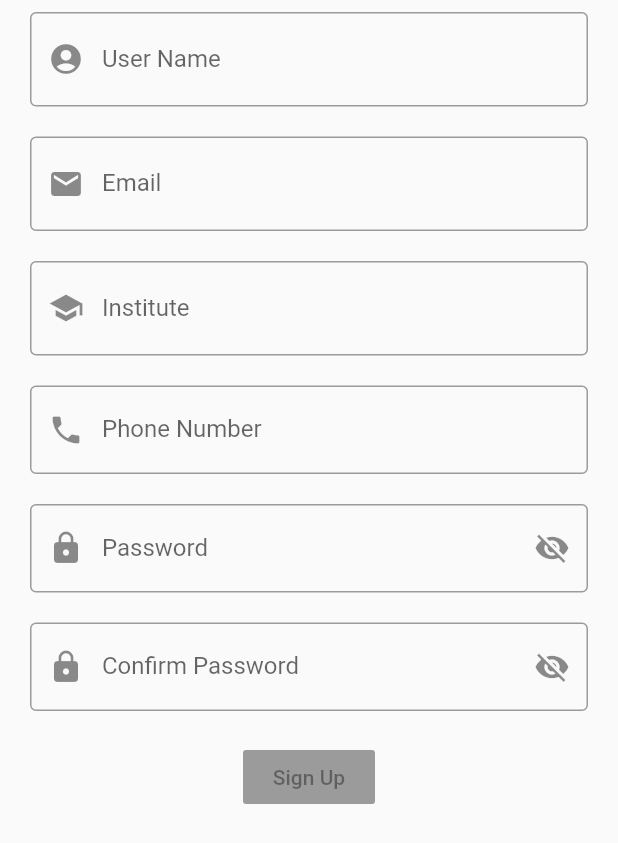
After one commit to ECellNitrr/teesco-app, a Flutter app: the UserRegistration screen opened directly, on a phone screen of 412 x 824 dp. The commit adds this screen. Shown: the top 843 px of the screen. Run offline on Flutter 3.47's test engine with Material 2 defaults, Android fonts, the phone set to English and light mode, and no system bars; our stand-ins replace bloc, data_connection_checker, equatable, flutter_bloc, get_it, image_picker and 2 more; accounts and stored records are empty.

Commit message:
registration screen UI (#31)
* Added UI registration

* -Added TEControllers -Added spelling fix -Removed extra widget -Added Code fix

* -Fixed Errors

* -Fixed import

* -Removed DraggableScrollableSheet
-Removed Additional Widgets
-Added SafeArea Widget

* -Fixed various errors

Co-authored-by: Naveen Sundar <naveennvrgup@gmail.com>

```diff
--- a/lib/main.dart
+++ b/lib/main.dart
@@ -3,7 +3,6 @@ import 'package:flutter_bloc/flutter_bloc.dart';
 import 'package:teesco/core/util/log_wrapper.dart';
 import 'package:teesco/screens/login/login.dart';
 import 'package:teesco/screens/login/login_repository.dart';
-
 import 'injection_container.dart';
 import 'screens/login/bloc/login_bloc.dart';
 
--- /dev/null
+++ b/lib/screens/user_registration/user_registration.dart
@@ -0,0 +1,77 @@
+import 'package:flutter/material.dart';
+import 'package:teesco/screens/login/widgets/password_field.dart';
+import 'package:teesco/screens/user_registration/widgets/email_input.dart';
+import 'package:teesco/screens/user_registration/widgets/institute_name_field.dart';
+import 'package:teesco/screens/user_registration/widgets/phone_number_field.dart';
+import 'package:teesco/screens/user_registration/widgets/confirm_password_field.dart';
+
+class UserRegistration extends StatelessWidget {
+  final TextEditingController userNameController = TextEditingController();
+  final TextEditingController emailController = TextEditingController();
+  final TextEditingController passwordController = TextEditingController();
+  final TextEditingController confirmPasswordController =
+      TextEditingController();
+  final TextEditingController phoneNumberController = TextEditingController();
+  final TextEditingController instituteNameController = TextEditingController();
+  @override
+  Widget build(BuildContext context) {
+    return Scaffold(
+        body: SafeArea(
+      child: Form(
+          child: SingleChildScrollView(
+        scrollDirection: Axis.vertical,
+        child: Padding(
+          padding: const EdgeInsets.symmetric(horizontal: 20.0),
+          child: Column(
+            children: <Widget>[
+              Padding(
+                padding: const EdgeInsets.only(top: 8.0),
+                child: TextFormField(
+                  controller: userNameController,
+                  keyboardType: TextInputType.text,
+                  decoration: InputDecoration(
+                    prefixIcon: Icon(Icons.account_circle),
+                    border: OutlineInputBorder(),
+                    hintText: "Your name is ...",
+                    labelText: "User Name",
+                    suffixText: '*',
+                    suffixStyle: TextStyle(color: Colors.red, fontSize: 20),
+                  ),
+                ),
+              ),
+              Padding(
+                padding: const EdgeInsets.only(top: 20.0),
+                child: EmailField(emailController),
+              ),
+              Padding(
+                padding: const EdgeInsets.only(top: 20.0),
+                child: InstituteNameField(
+                  controller: instituteNameController,
+                ),
+              ),
+              Padding(
+                padding: const EdgeInsets.only(top: 20.0),
+                child: PhoneNumberField(controller: phoneNumberController),
+              ),
+              Padding(
+                padding: const EdgeInsets.only(top: 20.0),
+                child: PasswordField(passwordController),
+              ),
+              Padding(
+                padding: const EdgeInsets.only(top: 20.0),
+                child: ComnfirmPasswordField(confirmPasswordController),
+              ),
+              Padding(
+                padding: const EdgeInsets.only(top: 20.0),
+                child: RaisedButton(
+                  onPressed: null,
+                  child: Text('Sign Up'),
+                ),
+              ),
+            ],
+          ),
+        ),
+      )),
+    ));
+  }
+}
--- /dev/null
+++ b/lib/screens/user_registration/widgets/confirm_password_field.dart
@@ -0,0 +1,52 @@
+import 'package:flutter/material.dart';
+
+///Confirm Password Widget
+class ComnfirmPasswordField extends StatefulWidget {
+  const ComnfirmPasswordField(this.confirmPController);
+  final TextEditingController confirmPController;
+
+  @override
+  _ComnfirmPasswordFieldState createState() => _ComnfirmPasswordFieldState();
+}
+
+class _ComnfirmPasswordFieldState extends State<ComnfirmPasswordField> {
+  bool _passwordVisible;
+
+  @override
+  void initState() {
+    super.initState();
+    _passwordVisible = false;
+  }
+
+  @override
+  Widget build(BuildContext context) {
+    return TextFormField(
+      controller: widget.confirmPController,
+      validator: _confirmPassword,
+      obscureText: !_passwordVisible,
+      decoration: InputDecoration(
+        prefixIcon: Icon(Icons.lock),
+        suffixIcon: IconButton(
+          icon: _passwordVisible
+              ? Icon(Icons.visibility)
+              : Icon(Icons.visibility_off),
+          onPressed: _togglePasswordVisibility,
+        ),
+        border: OutlineInputBorder(),
+        hintText: "p@ssw0rd",
+        labelText: "Confirm Password",
+      ),
+    );
+  }
+
+  String _confirmPassword(String password) {
+    //TODO: Logic for getting password here and implementing check method
+    if (password.isEmpty) {
+      return "Please enter password";
+    }
+    return null;
+  }
+
+  void _togglePasswordVisibility() =>
+      setState(() => _passwordVisible = !_passwordVisible);
+}
--- /dev/null
+++ b/lib/screens/user_registration/widgets/email_input.dart
@@ -0,0 +1,33 @@
+import 'package:flutter/material.dart';
+
+class EmailField extends StatelessWidget {
+  const EmailField(this.controller);
+  final TextEditingController controller;
+
+  @override
+  Widget build(BuildContext context) {
+    return TextFormField(
+      controller: controller,
+      keyboardType: TextInputType.emailAddress,
+      validator: _validateEmail,
+      decoration: InputDecoration(
+        suffixText: '*',
+        suffixStyle: TextStyle(color: Colors.red, fontSize: 20),
+        prefixIcon: Icon(Icons.email),
+        border: OutlineInputBorder(),
+        hintText: "example@email.com",
+        labelText: "Email",
+      ),
+    );
+  }
+
+  String _validateEmail(String email) {
+    RegExp emailRegx = RegExp(
+        r"^[a-zA-Z0-9.a-zA-Z0-9.!#$%&'*+-/=?^_`{|}~]+@[a-zA-Z0-9]+\.[a-zA-Z]+");
+
+    if (email.isEmpty || !emailRegx.hasMatch(email)) {
+      return "Please enter a valid email";
+    }
+    return null;
+  }
+}
--- /dev/null
+++ b/lib/screens/user_registration/widgets/institute_name_field.dart
@@ -0,0 +1,25 @@
+import 'package:flutter/material.dart';
+
+///For Input of Institution
+class InstituteNameField extends StatelessWidget {
+  TextEditingController controller;
+  InstituteNameField({
+    @required this.controller,
+  });
+
+  @override
+  Widget build(BuildContext context) {
+    return TextFormField(
+      controller: controller,
+      keyboardType: TextInputType.text,
+      decoration: InputDecoration(
+        prefixIcon: Icon(Icons.school),
+        border: OutlineInputBorder(),
+        hintText: "Name of organization",
+        labelText: "Institute",
+        suffixText: '*',
+        suffixStyle: TextStyle(color: Colors.red, fontSize: 20),
+      ),
+    );
+  }
+}
--- /dev/null
+++ b/lib/screens/user_registration/widgets/phone_number_field.dart
@@ -0,0 +1,23 @@
+import 'package:flutter/material.dart';
+
+///For Input of Phone number
+class PhoneNumberField extends StatelessWidget {
+  String labelName;
+  TextEditingController controller;
+  PhoneNumberField({@required this.controller});
+
+  @override
+  Widget build(BuildContext context) {
+    return TextFormField(
+      controller: controller,
+      keyboardType: TextInputType.phone,
+      decoration: InputDecoration(
+        prefixIcon: Icon(Icons.phone),
+        border: OutlineInputBorder(),
+        prefixText: "+91-",
+        hintText: "",
+        labelText: "Phone Number",
+      ),
+    );
+  }
+}
```
